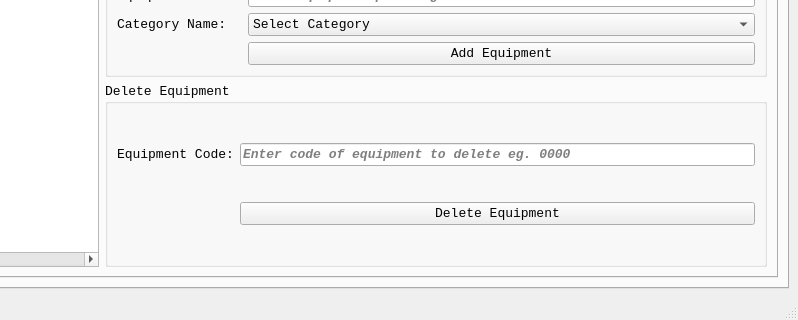
Before: the Qt Designer form design.ui in mostafa20223/Clinical_Project, drawn with Qt 5; both pictures show x 640 to 1438 and y 330 to 650 of the 1438 by 650 pixel window.
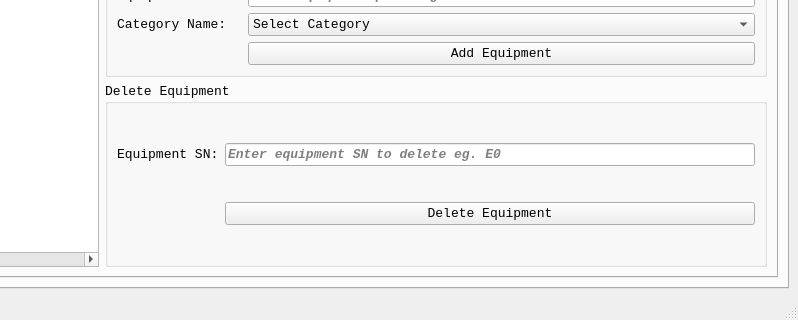
After: the same form once the commit is applied. The open tabs and pages were chosen to show the change. Icons and pictures are not drawn.

Commit message: Finish PPM

Diff of the .ui file:
```diff
--- a/design.ui
+++ b/design.ui
@@ -495,7 +495,7 @@
                   </font>
                  </property>
                  <property name="text">
-                  <string>Equipment Code:</string>
+                  <string>Equipment SN:</string>
                  </property>
                 </widget>
                </item>
@@ -509,7 +509,7 @@
                   </font>
                  </property>
                  <property name="placeholderText">
-                  <string>Enter code of equipment to delete eg. 0000</string>
+                  <string>Enter equipment SN to delete eg. E0</string>
                  </property>
                 </widget>
                </item>
```
Left out of the diff: 37 changed lines with no effect on the pictures. The commit also changes 1 other file.
